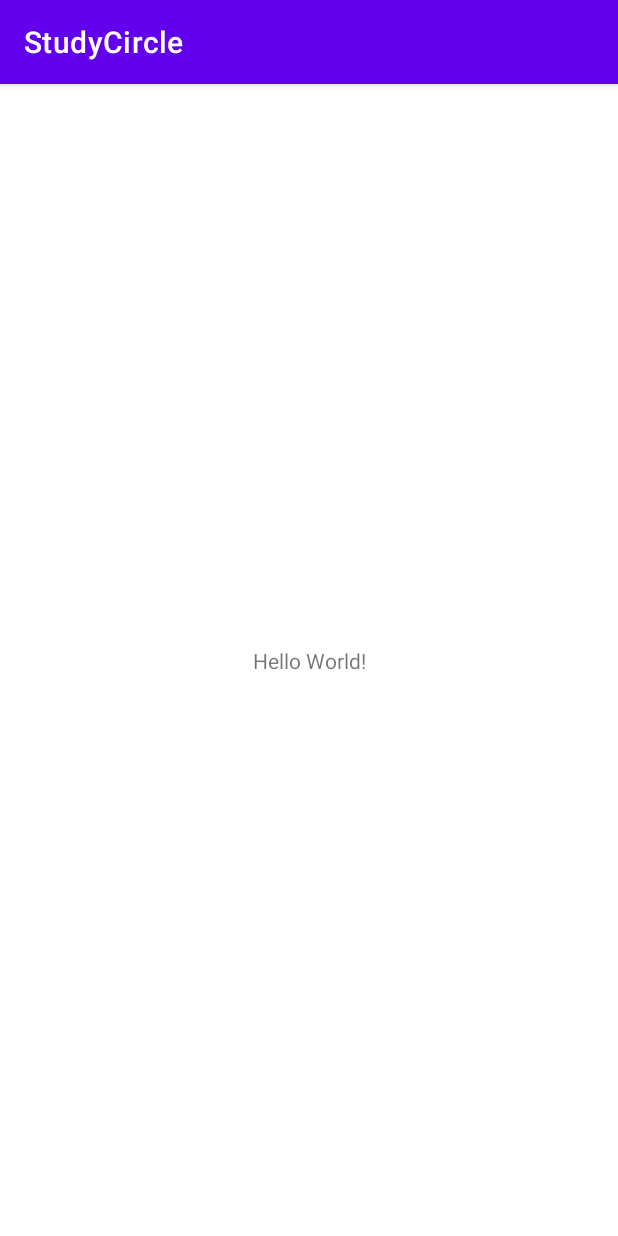
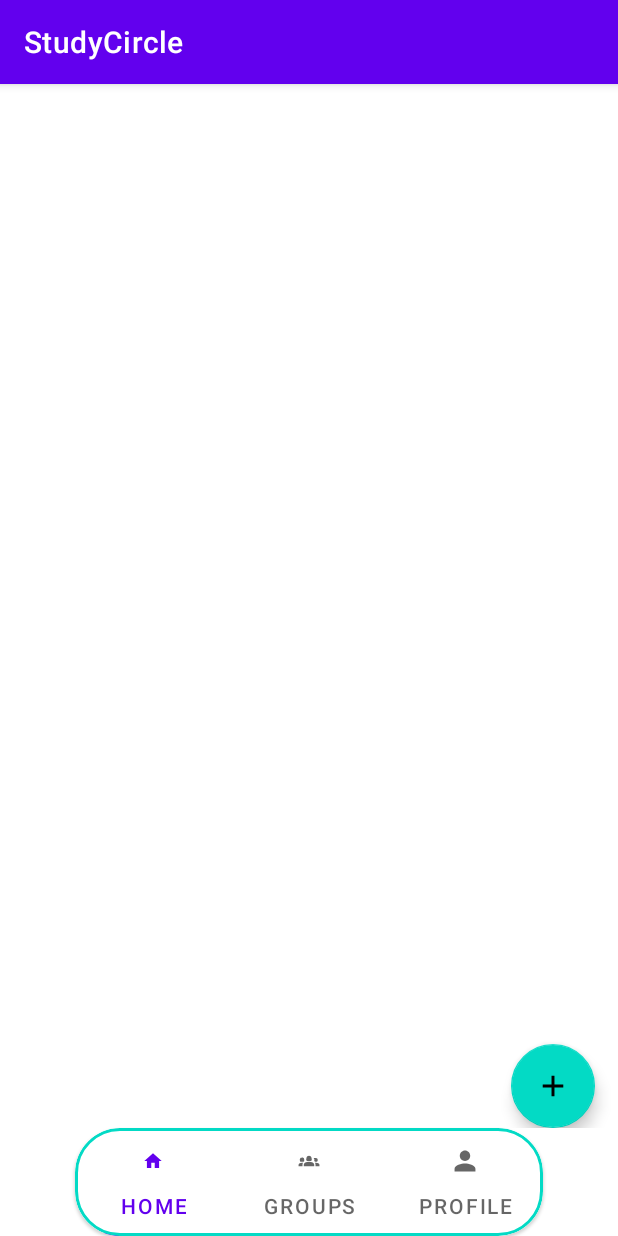
Before and after one commit to abhiachalla/FS2_GITHUB_ACTIONS_2, an Android app: the MainActivity screen opened directly, with no data from a screen before it, on a phone screen of 412 x 824 dp. Run offline under Robolectric (Android 15) with nearby library versions, the phone set to English and light mode, and no system bars.

Commit message:
Home Fragment added and modifications made

```diff
--- /dev/null
+++ b/app/src/main/java/edu/northeasternn/studycircle/HomeFragment.java
@@ -0,0 +1,63 @@
+package edu.northeasternn.studycircle;
+
+import android.os.Bundle;
+import androidx.fragment.app.Fragment;
+import android.view.LayoutInflater;
+import android.view.View;
+import android.view.ViewGroup;
+
+/**
+ * A simple {@link Fragment} subclass.
+ * Use the {@link HomeFragment#newInstance} factory method to
+ * create an instance of this fragment.
+ *
+ */
+public class HomeFragment extends Fragment {
+
+    // TODO: Rename parameter arguments, choose names that match
+    // the fragment initialization parameters, e.g. ARG_ITEM_NUMBER
+    private static final String ARG_PARAM1 = "param1";
+    private static final String ARG_PARAM2 = "param2";
+
+    // TODO: Rename and change types of parameters
+    private String mParam1;
+    private String mParam2;
+
+    /**
+     * Use this factory method to create a new instance of
+     * this fragment using the provided parameters.
+     *
+     * @param param1 Parameter 1.
+     * @param param2 Parameter 2.
+     * @return A new instance of fragment HomeFragment.
+     */
+    // TODO: Rename and change types and number of parameters
+    public static HomeFragment newInstance(String param1, String param2) {
+        HomeFragment fragment = new HomeFragment();
+        Bundle args = new Bundle();
+        args.putString(ARG_PARAM1, param1);
+        args.putString(ARG_PARAM2, param2);
+        fragment.setArguments(args);
+        return fragment;
+    }
+
+    public HomeFragment() {
+        // Required empty public constructor
+    }
+
+    @Override
+    public void onCreate(Bundle savedInstanceState) {
+        super.onCreate(savedInstanceState);
+        if (getArguments() != null) {
+            mParam1 = getArguments().getString(ARG_PARAM1);
+            mParam2 = getArguments().getString(ARG_PARAM2);
+        }
+    }
+
+    @Override
+    public View onCreateView(LayoutInflater inflater, ViewGroup container,
+                             Bundle savedInstanceState) {
+        // Inflate the layout for this fragment
+        return inflater.inflate(R.layout.fragment_home, container, false);
+    }
+}
--- a/app/src/main/java/edu/northeasternn/studycircle/MainActivity.java
+++ b/app/src/main/java/edu/northeasternn/studycircle/MainActivity.java
@@ -1,14 +1,82 @@
 package edu.northeasternn.studycircle;
-
-import androidx.appcompat.app.AppCompatActivity;
 
 import android.os.Bundle;
 
+import androidx.appcompat.app.AppCompatActivity;
+import androidx.viewpager2.widget.ViewPager2;
+
+import com.google.android.material.tabs.TabLayout;
+import com.google.android.material.tabs.TabLayoutMediator;
+
+import edu.northeasternn.studycircle.util.HomePagerAdapter;
+
 public class MainActivity extends AppCompatActivity {
+
+
+    private ViewPager2 homeScreenViewPager;
+    private TabLayout homeScreenTabs;
 
     @Override
     protected void onCreate(Bundle savedInstanceState) {
         super.onCreate(savedInstanceState);
         setContentView(R.layout.activity_main);
+
+        homeScreenTabs = findViewById(R.id.homeScreenToolbar);
+
+        int [] tabIcons = {R.drawable.home_icon_foreground,R.drawable.groups_icon_foreground,R.drawable.profile_icon_foreground};
+        int [] tabLabels = {R.string.home,R.string.groups,R.string.profile};
+        TabLayout.Tab homeTab = homeScreenTabs.newTab();
+        homeTab.setIcon(R.drawable.home_icon_foreground);
+        homeTab.setText(R.string.home);
+
+        TabLayout.Tab groupsTab = homeScreenTabs.newTab();
+        groupsTab.setIcon(R.drawable.groups_icon_foreground);
+        groupsTab.setText(R.string.groups);
+
+        TabLayout.Tab profileTab = homeScreenTabs.newTab();
+        profileTab.setIcon(R.drawable.profile_icon_foreground);
+        profileTab.setText(R.string.profile);
+
+
+        homeScreenTabs.addTab(homeTab);
+        homeScreenTabs.addTab(groupsTab);
+        homeScreenTabs.addTab(profileTab);
+        homeScreenTabs.setTabGravity(TabLayout.GRAVITY_FILL);
+
+        homeScreenViewPager = findViewById(R.id.homeScreenPager);
+        final HomePagerAdapter homePagerAdapter = new HomePagerAdapter(this);
+        homeScreenViewPager.setAdapter(homePagerAdapter);
+        new TabLayoutMediator(homeScreenTabs, homeScreenViewPager, (tab, position) -> {
+            tab.setIcon(tabIcons[position]);
+            tab.setText(tabLabels[position]);
+        }).attach();
+//        final MainActivityTabAdapter myAdapter = new MainActivityTabAdapter(
+//                getSupportFragmentManager(), homeScreenTabs.getTabCount());
+//        homeScreenViewPager.setAdapter(myAdapter);
+
+//        int color = Color.parseColor("#000000");
+//        homeScreenTabs.getTabAt(homeScreenViewPager.getCurrentItem()).getIcon()
+//                .setColorFilter(color, PorterDuff.Mode.MULTIPLY);
+
+        //homeScreenViewPager.addOnPageChangeListener(new TabLayout.TabLayoutOnPageChangeListener(homeScreenTabs));
+        homeScreenViewPager.setOffscreenPageLimit(2);
+        homeScreenTabs.addOnTabSelectedListener(new TabLayout.OnTabSelectedListener() {
+            @Override
+            public void onTabSelected(TabLayout.Tab tab) {
+                homeScreenViewPager.setCurrentItem(tab.getPosition());
+
+            }
+
+            @Override
+            public void onTabUnselected(TabLayout.Tab tab) {
+
+            }
+
+            @Override
+            public void onTabReselected(TabLayout.Tab tab) {
+
+            }
+        });
+
     }
 }
--- /dev/null
+++ b/app/src/main/java/edu/northeasternn/studycircle/util/HomePagerAdapter.java
@@ -0,0 +1,45 @@
+package edu.northeasternn.studycircle.util;
+
+import androidx.annotation.NonNull;
+import androidx.fragment.app.Fragment;
+import androidx.fragment.app.FragmentActivity;
+import androidx.viewpager2.adapter.FragmentStateAdapter;
+
+import edu.northeasternn.studycircle.HomeFragment;
+
+public class HomePagerAdapter extends FragmentStateAdapter {
+
+    private HomeFragment homeTabFragment;
+
+    private HomeFragment homeTabFragment2;
+
+    private HomeFragment homeTabFragment3;
+
+
+    private final int numberOfTabs = 3;
+    public HomePagerAdapter(@NonNull FragmentActivity fragmentActivity) {
+        super(fragmentActivity);
+        homeTabFragment = new HomeFragment();
+        homeTabFragment2 = new HomeFragment();
+        homeTabFragment3 = new HomeFragment();
+    }
+
+    @NonNull
+    @Override
+    public Fragment createFragment(int position) {
+        switch (position) {
+            case 0:
+                return homeTabFragment;
+            case 1:
+                return homeTabFragment2;
+            case 2:
+                return homeTabFragment3;
+        }
+        return homeTabFragment;
+    }
+
+    @Override
+    public int getItemCount() {
+        return  numberOfTabs;
+    }
+}
--- a/app/src/main/res/layout/activity_main.xml
+++ b/app/src/main/res/layout/activity_main.xml
@@ -1,18 +1,56 @@
 <?xml version="1.0" encoding="utf-8"?>
-<androidx.constraintlayout.widget.ConstraintLayout xmlns:android="http://schemas.android.com/apk/res/android"
+<RelativeLayout xmlns:android="http://schemas.android.com/apk/res/android"
     xmlns:app="http://schemas.android.com/apk/res-auto"
     xmlns:tools="http://schemas.android.com/tools"
     android:layout_width="match_parent"
     android:layout_height="match_parent"
+    android:orientation="vertical"
     tools:context=".MainActivity">
 
-    <TextView
-        android:layout_width="wrap_content"
+    <com.google.android.material.card.MaterialCardView
+        android:id="@+id/homeScreenToolbarCardContainer"
+        android:layout_width="match_parent"
+        android:layout_marginHorizontal="50dp"
         android:layout_height="wrap_content"
-        android:text="Hello World!"
-        app:layout_constraintBottom_toBottomOf="parent"
-        app:layout_constraintEnd_toEndOf="parent"
-        app:layout_constraintStart_toStartOf="parent"
-        app:layout_constraintTop_toTopOf="parent" />
+        android:layout_centerInParent="true"
+        android:layout_alignParentBottom="true"
+        app:cardCornerRadius="30dp"
+        app:strokeColor="?attr/colorAccent"
+        app:strokeWidth="2dp">
 
-</androidx.constraintlayout.widget.ConstraintLayout>
+        <com.google.android.material.tabs.TabLayout
+            android:id="@+id/homeScreenToolbar"
+            android:layout_width="match_parent"
+            android:layout_height="wrap_content"
+            android:background="@color/cardview_light_background"
+
+            android:layout_alignParentBottom="true"
+            android:minHeight="?attr/actionBarSize"
+            android:theme="@style/ThemeOverlay.AppCompat.ActionBar"
+            tools:ignore="SpeakableTextPresentCheck">
+
+        </com.google.android.material.tabs.TabLayout>
+
+    </com.google.android.material.card.MaterialCardView>
+
+    <!--    <com.google.android.material.tabs.TabLayout-->
+    <!--        android:id="@+id/homeScreenToolbar"-->
+    <!--        android:layout_width="match_parent"-->
+    <!--        android:layout_height="wrap_content"-->
+    <!--        android:layout_alignParentBottom="true"-->
+    <!--        android:minHeight="?attr/actionBarSize"-->
+    <!--        android:theme="@style/ThemeOverlay.AppCompat.ActionBar"-->
+    <!--        tools:ignore="SpeakableTextPresentCheck">-->
+
+    <!--    </com.google.android.material.tabs.TabLayout>-->
+
+    <androidx.viewpager2.widget.ViewPager2
+        android:id="@+id/homeScreenPager"
+        android:layout_width="match_parent"
+        android:layout_height="wrap_content"
+        android:layout_above="@+id/homeScreenToolbarCardContainer"
+        tools:ignore="SpeakableTextPresentCheck">
+
+    </androidx.viewpager2.widget.ViewPager2>
+
+</RelativeLayout>
--- /dev/null
+++ b/app/src/main/res/layout/fragment_home.xml
@@ -0,0 +1,39 @@
+<?xml version="1.0" encoding="utf-8"?>
+<RelativeLayout xmlns:android="http://schemas.android.com/apk/res/android"
+    xmlns:tools="http://schemas.android.com/tools"
+    android:layout_width="match_parent"
+    android:layout_height="match_parent"
+    xmlns:app="http://schemas.android.com/apk/res-auto"
+    android:orientation="vertical"
+    tools:context=".HomeFragment"
+    >
+
+    <TextView
+        android:id="@+id/homePageRecyclerViewEmptyText"
+        android:layout_width="wrap_content"
+        android:layout_height="wrap_content"
+        android:layout_centerInParent="true"
+        android:text="@string/emptyHomeFeed"
+        android:textColor="@color/black"
+        android:textSize="20sp"
+        android:visibility="invisible" />
+
+    <com.google.android.material.floatingactionbutton.FloatingActionButton
+        android:id="@+id/addGroup"
+        android:layout_width="wrap_content"
+        android:layout_height="wrap_content"
+        android:layout_alignParentEnd="true"
+        android:layout_alignParentBottom="true"
+        android:layout_marginEnd="15dp"
+        android:layout_marginBottom="123dp"
+        android:clickable="true"
+        android:contentDescription="@string/plus"
+        android:src="@drawable/plus_foreground" />
+
+    <androidx.recyclerview.widget.RecyclerView
+        android:id="@+id/homePageRecyclerView"
+        android:layout_width="match_parent"
+        android:layout_height="match_parent" />
+
+
+</RelativeLayout>
--- a/app/src/main/res/values/strings.xml
+++ b/app/src/main/res/values/strings.xml
@@ -10,6 +10,8 @@
     <string name="home">Home</string>
     <string name="profile">Profile</string>
     <string name="groups">Groups</string>
-<!-- TODO: Remove or change this placeholder text -->
+    <!-- TODO: Remove or change this placeholder text -->
     <string name="hello_blank_fragment">Hello blank fragment</string>
+    <string name="emptyHomeFeed">No Groups Joined!</string>
+    <string name="plus">plus</string>
 </resources>
```
